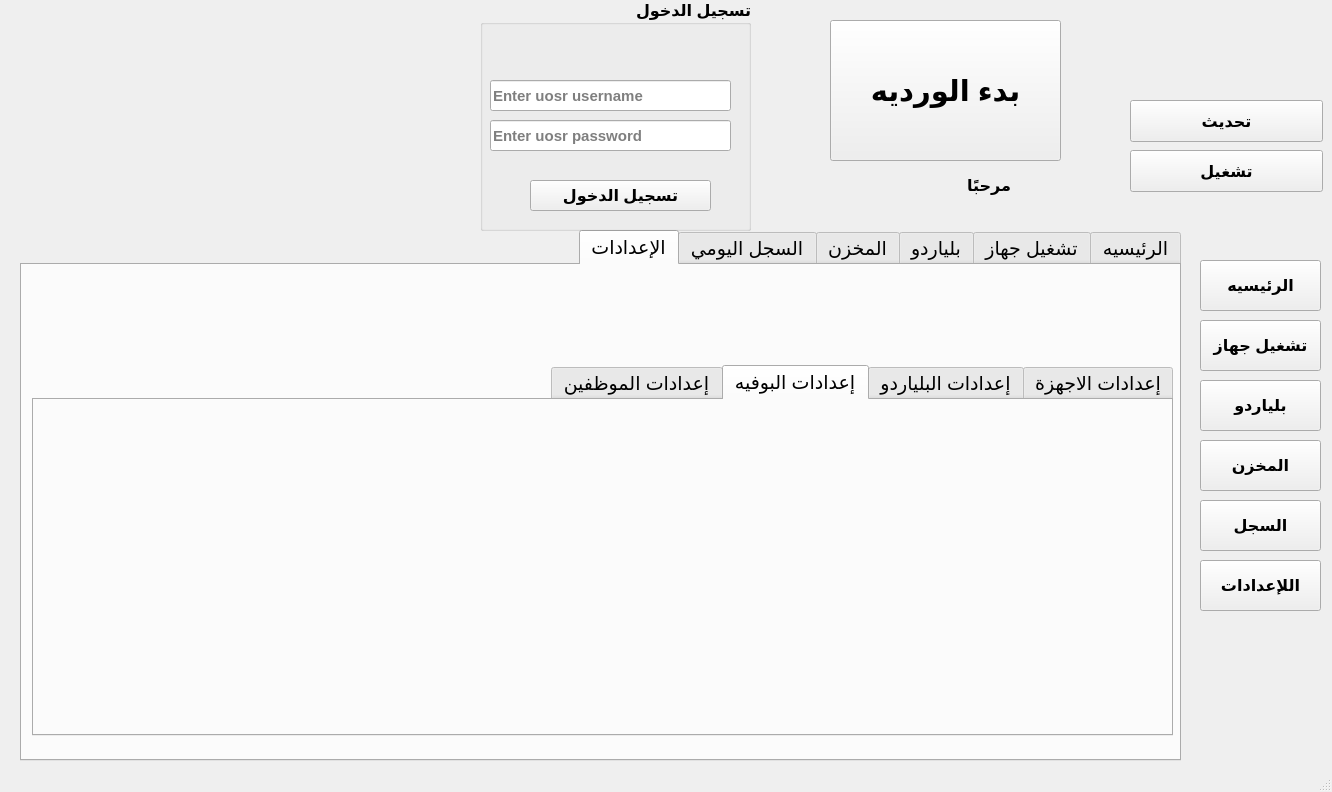
Mohamed-python/C_Time, file main_2.ui: the form before one commit.
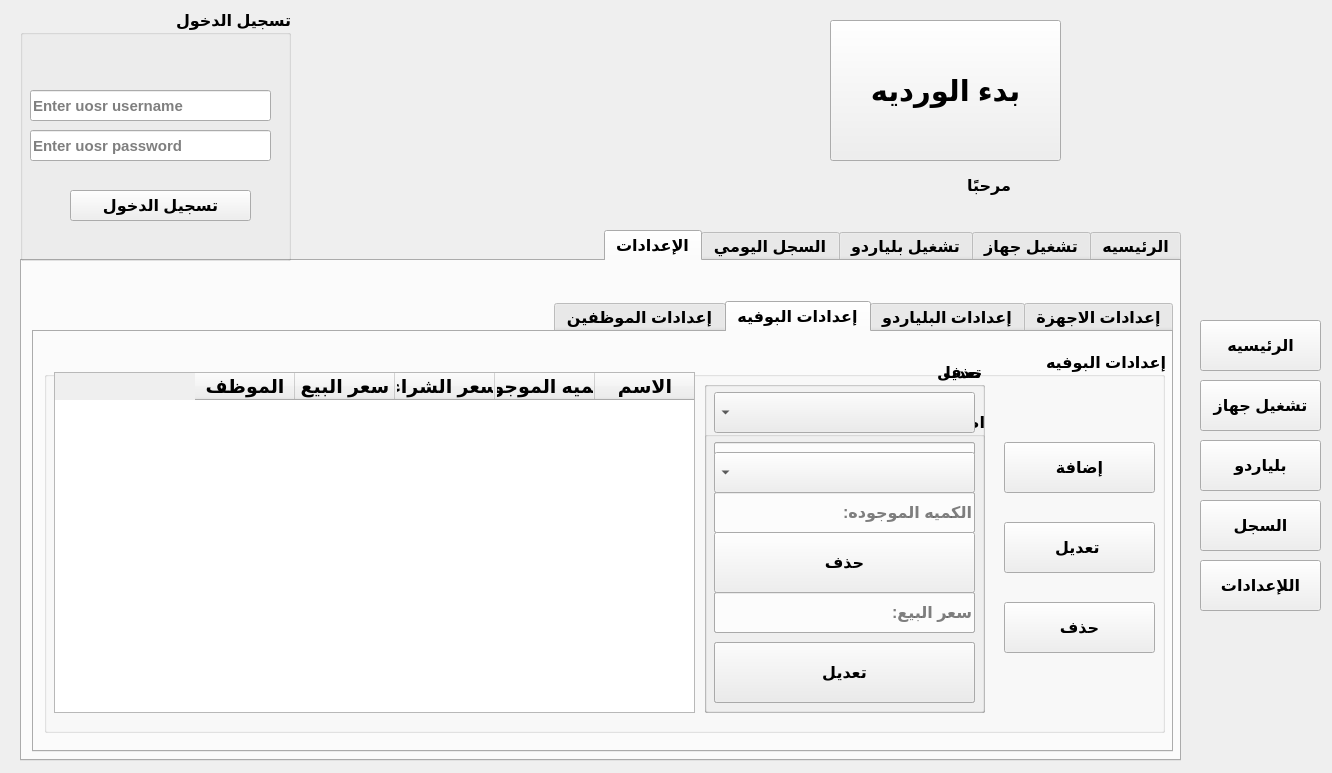
The form after the commit. The open tabs and pages were chosen to show the change. Icons and pictures are not drawn.

The edit to the form file:
```diff
--- a/main_2.ui
+++ b/main_2.ui
@@ -7,7 +7,7 @@
     <x>0</x>
     <y>0</y>
     <width>1332</width>
-    <height>792</height>
+    <height>773</height>
    </rect>
   </property>
   <property name="windowTitle">
@@ -28,7 +28,10 @@
     </property>
     <property name="font">
      <font>
-      <pointsize>14</pointsize>
+      <family>Segoe UI</family>
+      <pointsize>12</pointsize>
+      <weight>75</weight>
+      <bold>true</bold>
      </font>
     </property>
     <property name="mouseTracking">
@@ -423,7 +426,7 @@
     </widget>
     <widget class="QWidget" name="tab_4">
      <attribute name="title">
-      <string>بلياردو</string>
+      <string>تشغيل بلياردو</string>
      </attribute>
      <widget class="QGroupBox" name="groupBox_9">
       <property name="geometry">
@@ -530,11 +533,40 @@
        <string>TextLabel</string>
       </property>
      </widget>
-    </widget>
-    <widget class="QWidget" name="tab_5">
-     <attribute name="title">
-      <string>المخزن</string>
-     </attribute>
+     <widget class="QScrollArea" name="scrollArea_2">
+      <property name="geometry">
+       <rect>
+        <x>10</x>
+        <y>110</y>
+        <width>1141</width>
+        <height>381</height>
+       </rect>
+      </property>
+      <property name="font">
+       <font>
+        <family>Segoe UI</family>
+        <pointsize>12</pointsize>
+        <weight>75</weight>
+        <bold>true</bold>
+       </font>
+      </property>
+      <property name="styleSheet">
+       <string notr="true"/>
+      </property>
+      <property name="widgetResizable">
+       <bool>true</bool>
+      </property>
+      <widget class="QWidget" name="scrollAreaWidgetContents_2">
+       <property name="geometry">
+        <rect>
+         <x>0</x>
+         <y>0</y>
+         <width>1135</width>
+         <height>375</height>
+        </rect>
+       </property>
+      </widget>
+     </widget>
     </widget>
     <widget class="QWidget" name="tab_8">
      <attribute name="title">
@@ -549,11 +581,19 @@
       <property name="geometry">
        <rect>
         <x>10</x>
-        <y>100</y>
+        <y>40</y>
         <width>1141</width>
-        <height>371</height>
+        <height>451</height>
        </rect>
       </property>
+      <property name="font">
+       <font>
+        <family>Segoe UI</family>
+        <pointsize>12</pointsize>
+        <weight>75</weight>
+        <bold>true</bold>
+       </font>
+      </property>
       <property name="currentIndex">
        <number>0</number>
       </property>
@@ -933,6 +973,422 @@
        <attribute name="title">
         <string>إعدادات البوفيه</string>
        </attribute>
+       <widget class="QGroupBox" name="groupBox_8">
+        <property name="geometry">
+         <rect>
+          <x>10</x>
+          <y>20</y>
+          <width>1121</width>
+          <height>381</height>
+         </rect>
+        </property>
+        <property name="font">
+         <font>
+          <family>Segoe UI</family>
+          <pointsize>12</pointsize>
+          <weight>75</weight>
+          <bold>true</bold>
+         </font>
+        </property>
+        <property name="title">
+         <string>إعدادات البوفيه</string>
+        </property>
+        <widget class="QGroupBox" name="groupBox_17">
+         <property name="geometry">
+          <rect>
+           <x>660</x>
+           <y>60</y>
+           <width>281</width>
+           <height>301</height>
+          </rect>
+         </property>
+         <property name="title">
+          <string>اضافه</string>
+         </property>
+         <widget class="QPushButton" name="pushButton_2">
+          <property name="geometry">
+           <rect>
+            <x>10</x>
+            <y>230</y>
+            <width>261</width>
+            <height>61</height>
+           </rect>
+          </property>
+          <property name="text">
+           <string>حفظ البيانات</string>
+          </property>
+         </widget>
+         <widget class="QLineEdit" name="lineEdit_5">
+          <property name="geometry">
+           <rect>
+            <x>10</x>
+            <y>130</y>
+            <width>261</width>
+            <height>41</height>
+           </rect>
+          </property>
+          <property name="font">
+           <font>
+            <family>Segoe UI</family>
+            <pointsize>12</pointsize>
+            <weight>75</weight>
+            <bold>true</bold>
+           </font>
+          </property>
+          <property name="text">
+           <string/>
+          </property>
+          <property name="placeholderText">
+           <string>سعر الشراء:</string>
+          </property>
+         </widget>
+         <widget class="QLineEdit" name="lineEdit_3">
+          <property name="geometry">
+           <rect>
+            <x>10</x>
+            <y>30</y>
+            <width>261</width>
+            <height>41</height>
+           </rect>
+          </property>
+          <property name="font">
+           <font>
+            <family>Segoe UI</family>
+            <pointsize>12</pointsize>
+            <weight>75</weight>
+            <bold>true</bold>
+           </font>
+          </property>
+          <property name="text">
+           <string/>
+          </property>
+          <property name="placeholderText">
+           <string>إسم الصنف:</string>
+          </property>
+         </widget>
+         <widget class="QLineEdit" name="lineEdit_4">
+          <property name="geometry">
+           <rect>
+            <x>10</x>
+            <y>80</y>
+            <width>261</width>
+            <height>41</height>
+           </rect>
+          </property>
+          <property name="font">
+           <font>
+            <family>Segoe UI</family>
+            <pointsize>12</pointsize>
+            <weight>75</weight>
+            <bold>true</bold>
+           </font>
+          </property>
+          <property name="text">
+           <string/>
+          </property>
+          <property name="placeholderText">
+           <string>الكميه الموجوده:</string>
+          </property>
+         </widget>
+         <widget class="QLineEdit" name="lineEdit_6">
+          <property name="geometry">
+           <rect>
+            <x>10</x>
+            <y>180</y>
+            <width>261</width>
+            <height>41</height>
+           </rect>
+          </property>
+          <property name="font">
+           <font>
+            <family>Segoe UI</family>
+            <pointsize>12</pointsize>
+            <weight>75</weight>
+            <bold>true</bold>
+           </font>
+          </property>
+          <property name="text">
+           <string/>
+          </property>
+          <property name="placeholderText">
+           <string>سعر البيع:</string>
+          </property>
+         </widget>
+        </widget>
+        <widget class="QGroupBox" name="groupBox_18">
+         <property name="geometry">
+          <rect>
+           <x>660</x>
+           <y>10</y>
+           <width>281</width>
+           <height>351</height>
+          </rect>
+         </property>
+         <property name="title">
+          <string>تعديل</string>
+         </property>
+         <widget class="QPushButton" name="pushButton_11">
+          <property name="geometry">
+           <rect>
+            <x>10</x>
+            <y>280</y>
+            <width>261</width>
+            <height>61</height>
+           </rect>
+          </property>
+          <property name="text">
+           <string>تعديل</string>
+          </property>
+         </widget>
+         <widget class="QLineEdit" name="lineEdit_23">
+          <property name="geometry">
+           <rect>
+            <x>10</x>
+            <y>180</y>
+            <width>261</width>
+            <height>41</height>
+           </rect>
+          </property>
+          <property name="font">
+           <font>
+            <family>Segoe UI</family>
+            <pointsize>12</pointsize>
+            <weight>75</weight>
+            <bold>true</bold>
+           </font>
+          </property>
+          <property name="text">
+           <string/>
+          </property>
+          <property name="placeholderText">
+           <string>سعر الشراء:</string>
+          </property>
+         </widget>
+         <widget class="QLineEdit" name="lineEdit_24">
+          <property name="geometry">
+           <rect>
+            <x>10</x>
+            <y>80</y>
+            <width>261</width>
+            <height>41</height>
+           </rect>
+          </property>
+          <property name="font">
+           <font>
+            <family>Segoe UI</family>
+            <pointsize>12</pointsize>
+            <weight>75</weight>
+            <bold>true</bold>
+           </font>
+          </property>
+          <property name="text">
+           <string/>
+          </property>
+          <property name="placeholderText">
+           <string>إسم الصنف:</string>
+          </property>
+         </widget>
+         <widget class="QLineEdit" name="lineEdit_25">
+          <property name="geometry">
+           <rect>
+            <x>10</x>
+            <y>130</y>
+            <width>261</width>
+            <height>41</height>
+           </rect>
+          </property>
+          <property name="font">
+           <font>
+            <family>Segoe UI</family>
+            <pointsize>12</pointsize>
+            <weight>75</weight>
+            <bold>true</bold>
+           </font>
+          </property>
+          <property name="text">
+           <string/>
+          </property>
+          <property name="placeholderText">
+           <string>الكميه الموجوده:</string>
+          </property>
+         </widget>
+         <widget class="QLineEdit" name="lineEdit_26">
+          <property name="geometry">
+           <rect>
+            <x>10</x>
+            <y>230</y>
+            <width>261</width>
+            <height>41</height>
+           </rect>
+          </property>
+          <property name="font">
+           <font>
+            <family>Segoe UI</family>
+            <pointsize>12</pointsize>
+            <weight>75</weight>
+            <bold>true</bold>
+           </font>
+          </property>
+          <property name="text">
+           <string/>
+          </property>
+          <property name="placeholderText">
+           <string>سعر البيع:</string>
+          </property>
+         </widget>
+         <widget class="QComboBox" name="comboBox_12">
+          <property name="geometry">
+           <rect>
+            <x>10</x>
+            <y>30</y>
+            <width>261</width>
+            <height>41</height>
+           </rect>
+          </property>
+         </widget>
+        </widget>
+        <widget class="QGroupBox" name="groupBox_19">
+         <property name="geometry">
+          <rect>
+           <x>660</x>
+           <y>10</y>
+           <width>281</width>
+           <height>351</height>
+          </rect>
+         </property>
+         <property name="title">
+          <string>حذف</string>
+         </property>
+         <widget class="QPushButton" name="pushButton_28">
+          <property name="geometry">
+           <rect>
+            <x>10</x>
+            <y>170</y>
+            <width>261</width>
+            <height>61</height>
+           </rect>
+          </property>
+          <property name="text">
+           <string>حذف</string>
+          </property>
+         </widget>
+         <widget class="QComboBox" name="comboBox_13">
+          <property name="geometry">
+           <rect>
+            <x>10</x>
+            <y>90</y>
+            <width>261</width>
+            <height>41</height>
+           </rect>
+          </property>
+         </widget>
+        </widget>
+        <widget class="QPushButton" name="pushButton_29">
+         <property name="geometry">
+          <rect>
+           <x>960</x>
+           <y>90</y>
+           <width>151</width>
+           <height>51</height>
+          </rect>
+         </property>
+         <property name="font">
+          <font>
+           <family>Segoe UI</family>
+           <pointsize>12</pointsize>
+           <weight>75</weight>
+           <bold>true</bold>
+          </font>
+         </property>
+         <property name="text">
+          <string>إضافة</string>
+         </property>
+        </widget>
+        <widget class="QPushButton" name="pushButton_30">
+         <property name="geometry">
+          <rect>
+           <x>960</x>
+           <y>250</y>
+           <width>151</width>
+           <height>51</height>
+          </rect>
+         </property>
+         <property name="font">
+          <font>
+           <family>Segoe UI</family>
+           <pointsize>12</pointsize>
+           <weight>75</weight>
+           <bold>true</bold>
+          </font>
+         </property>
+         <property name="text">
+          <string>حذف</string>
+         </property>
+        </widget>
+        <widget class="QPushButton" name="pushButton_31">
+         <property name="geometry">
+          <rect>
+           <x>960</x>
+           <y>170</y>
+           <width>151</width>
+           <height>51</height>
+          </rect>
+         </property>
+         <property name="font">
+          <font>
+           <family>Segoe UI</family>
+           <pointsize>12</pointsize>
+           <weight>75</weight>
+           <bold>true</bold>
+          </font>
+         </property>
+         <property name="text">
+          <string>تعديل </string>
+         </property>
+        </widget>
+        <widget class="QTableWidget" name="tableWidget_3">
+         <property name="geometry">
+          <rect>
+           <x>10</x>
+           <y>20</y>
+           <width>641</width>
+           <height>341</height>
+          </rect>
+         </property>
+         <property name="font">
+          <font>
+           <pointsize>14</pointsize>
+           <weight>75</weight>
+           <bold>true</bold>
+          </font>
+         </property>
+         <column>
+          <property name="text">
+           <string>الاسم</string>
+          </property>
+         </column>
+         <column>
+          <property name="text">
+           <string>الكميه الموجوده</string>
+          </property>
+         </column>
+         <column>
+          <property name="text">
+           <string>سعر الشراء</string>
+          </property>
+         </column>
+         <column>
+          <property name="text">
+           <string>سعر البيع</string>
+          </property>
+         </column>
+         <column>
+          <property name="text">
+           <string>الموظف</string>
+          </property>
+         </column>
+        </widget>
+       </widget>
       </widget>
       <widget class="QWidget" name="tab_10">
        <attribute name="title">
@@ -942,87 +1398,6 @@
      </widget>
     </widget>
    </widget>
-   <widget class="QGroupBox" name="groupBox_2">
-    <property name="geometry">
-     <rect>
-      <x>480</x>
-      <y>0</y>
-      <width>271</width>
-      <height>231</height>
-     </rect>
-    </property>
-    <property name="font">
-     <font>
-      <family>Segoe UI</family>
-      <pointsize>12</pointsize>
-      <weight>75</weight>
-      <bold>true</bold>
-     </font>
-    </property>
-    <property name="layoutDirection">
-     <enum>Qt::RightToLeft</enum>
-    </property>
-    <property name="title">
-     <string>تسجيل الدخول</string>
-    </property>
-    <widget class="QLineEdit" name="lineEdit">
-     <property name="geometry">
-      <rect>
-       <x>10</x>
-       <y>80</y>
-       <width>241</width>
-       <height>31</height>
-      </rect>
-     </property>
-     <property name="font">
-      <font>
-       <pointsize>11</pointsize>
-      </font>
-     </property>
-     <property name="placeholderText">
-      <string>Enter uosr username</string>
-     </property>
-    </widget>
-    <widget class="QLineEdit" name="lineEdit_2">
-     <property name="geometry">
-      <rect>
-       <x>10</x>
-       <y>120</y>
-       <width>241</width>
-       <height>31</height>
-      </rect>
-     </property>
-     <property name="font">
-      <font>
-       <pointsize>11</pointsize>
-      </font>
-     </property>
-     <property name="echoMode">
-      <enum>QLineEdit::Password</enum>
-     </property>
-     <property name="placeholderText">
-      <string>Enter uosr password</string>
-     </property>
-    </widget>
-    <widget class="QPushButton" name="pushButton_17">
-     <property name="geometry">
-      <rect>
-       <x>50</x>
-       <y>180</y>
-       <width>181</width>
-       <height>31</height>
-      </rect>
-     </property>
-     <property name="font">
-      <font>
-       <pointsize>12</pointsize>
-      </font>
-     </property>
-     <property name="text">
-      <string>تسجيل الدخول</string>
-     </property>
-    </widget>
-   </widget>
    <widget class="QWidget" name="widget_5" native="true">
     <property name="geometry">
      <rect>
@@ -1087,7 +1462,7 @@
     <property name="geometry">
      <rect>
       <x>1200</x>
-      <y>260</y>
+      <y>320</y>
       <width>121</width>
       <height>51</height>
      </rect>
@@ -1111,7 +1486,7 @@
     <property name="geometry">
      <rect>
       <x>1200</x>
-      <y>320</y>
+      <y>380</y>
       <width>121</width>
       <height>51</height>
      </rect>
@@ -1135,30 +1510,6 @@
     <property name="geometry">
      <rect>
       <x>1200</x>
-      <y>380</y>
-      <width>121</width>
-      <height>51</height>
-     </rect>
-    </property>
-    <property name="font">
-     <font>
-      <family>Segoe UI</family>
-      <pointsize>12</pointsize>
-      <weight>75</weight>
-      <bold>true</bold>
-     </font>
-    </property>
-    <property name="styleSheet">
-     <string notr="true"/>
-    </property>
-    <property name="text">
-     <string>بلياردو</string>
-    </property>
-   </widget>
-   <widget class="QPushButton" name="pushButton_20">
-    <property name="geometry">
-     <rect>
-      <x>1200</x>
       <y>440</y>
       <width>121</width>
       <height>51</height>
@@ -1176,7 +1527,7 @@
      <string notr="true"/>
     </property>
     <property name="text">
-     <string>المخزن</string>
+     <string>بلياردو</string>
     </property>
    </widget>
    <widget class="QPushButton" name="pushButton_21">
@@ -1227,13 +1578,13 @@
      <string>اللإعدادات</string>
     </property>
    </widget>
-   <widget class="QPushButton" name="update">
+   <widget class="QGroupBox" name="groupBox_2">
     <property name="geometry">
      <rect>
-      <x>1130</x>
-      <y>100</y>
-      <width>193</width>
-      <height>42</height>
+      <x>20</x>
+      <y>10</y>
+      <width>271</width>
+      <height>251</height>
      </rect>
     </property>
     <property name="font">
@@ -1244,39 +1595,72 @@
       <bold>true</bold>
      </font>
     </property>
-    <property name="styleSheet">
-     <string notr="true"/>
+    <property name="layoutDirection">
+     <enum>Qt::RightToLeft</enum>
     </property>
-    <property name="text">
-     <string>تحديث</string>
+    <property name="title">
+     <string>تسجيل الدخول</string>
     </property>
-   </widget>
-   <widget class="QPushButton" name="add_pc_4">
-    <property name="geometry">
-     <rect>
-      <x>1130</x>
-      <y>150</y>
-      <width>193</width>
-      <height>42</height>
-     </rect>
-    </property>
-    <property name="font">
-     <font>
-      <family>Segoe UI</family>
-      <pointsize>12</pointsize>
-      <weight>75</weight>
-      <bold>true</bold>
-     </font>
-    </property>
-    <property name="styleSheet">
-     <string notr="true"/>
-    </property>
-    <property name="text">
-     <string>تشغيل</string>
-    </property>
+    <widget class="QLineEdit" name="lineEdit">
+     <property name="geometry">
+      <rect>
+       <x>10</x>
+       <y>80</y>
+       <width>241</width>
+       <height>31</height>
+      </rect>
+     </property>
+     <property name="font">
+      <font>
+       <pointsize>11</pointsize>
+      </font>
+     </property>
+     <property name="placeholderText">
+      <string>Enter uosr username</string>
+     </property>
+    </widget>
+    <widget class="QLineEdit" name="lineEdit_2">
+     <property name="geometry">
+      <rect>
+       <x>10</x>
+       <y>120</y>
+       <width>241</width>
+       <height>31</height>
+      </rect>
+     </property>
+     <property name="font">
+      <font>
+       <pointsize>11</pointsize>
+      </font>
+     </property>
+     <property name="echoMode">
+      <enum>QLineEdit::Password</enum>
+     </property>
+     <property name="placeholderText">
+      <string>Enter uosr password</string>
+     </property>
+    </widget>
+    <widget class="QPushButton" name="pushButton_17">
+     <property name="geometry">
+      <rect>
+       <x>50</x>
+       <y>180</y>
+       <width>181</width>
+       <height>31</height>
+      </rect>
+     </property>
+     <property name="font">
+      <font>
+       <weight>75</weight>
+       <bold>true</bold>
+      </font>
+     </property>
+     <property name="text">
+      <string>تسجيل الدخول</string>
+     </property>
+    </widget>
    </widget>
   </widget>
-  <widget class="QStatusBar" name="statusbar"/>
  </widget>
  <resources/>
  <connections/>
```
Left out of the diff: 3146 changed lines with no effect on the pictures.
